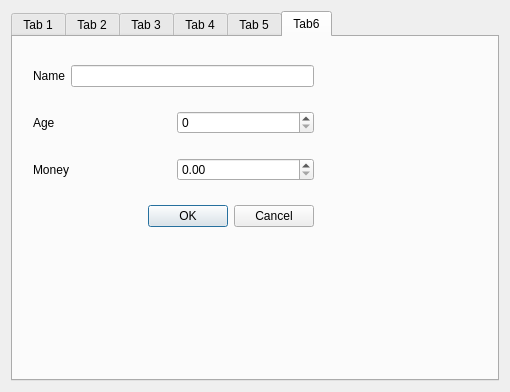
This is Beginner/CombosListsSpinboxYADAYADA/dialog.ui in develooper1994/Qt5WidgetLearning as Qt 5 draws it before an edit. The edited form follows.
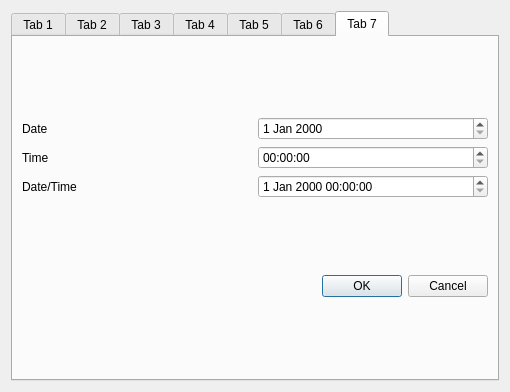
This is the edited form.

Commit message: date, time and datetime has finihed

```diff
--- a/Beginner/CombosListsSpinboxYADAYADA/dialog.ui
+++ b/Beginner/CombosListsSpinboxYADAYADA/dialog.ui
@@ -17,7 +17,7 @@
    <item row="0" column="0">
     <widget class="QTabWidget" name="tabWidget">
      <property name="currentIndex">
-      <number>5</number>
+      <number>6</number>
      </property>
      <widget class="QWidget" name="Combobox">
       <attribute name="title">
@@ -328,7 +328,7 @@
      </widget>
      <widget class="QWidget" name="SpinBox">
       <attribute name="title">
-       <string>Tab6</string>
+       <string>Tab 6</string>
       </attribute>
       <widget class="QWidget" name="layoutWidget">
        <property name="geometry">
@@ -392,6 +392,54 @@
        </layout>
       </widget>
      </widget>
+     <widget class="QWidget" name="DateAndTime">
+      <attribute name="title">
+       <string>Tab 7</string>
+      </attribute>
+      <layout class="QVBoxLayout" name="verticalLayout_8">
+       <item>
+        <layout class="QGridLayout" name="gLayDateAndTime">
+         <item row="0" column="0">
+          <widget class="QLabel" name="lblDate">
+           <property name="text">
+            <string>Date</string>
+           </property>
+          </widget>
+         </item>
+         <item row="0" column="1">
+          <widget class="QDateEdit" name="de"/>
+         </item>
+         <item row="1" column="0">
+          <widget class="QLabel" name="lblTime">
+           <property name="text">
+            <string>Time</string>
+           </property>
+          </widget>
+         </item>
+         <item row="1" column="1">
+          <widget class="QTimeEdit" name="te"/>
+         </item>
+         <item row="2" column="0">
+          <widget class="QLabel" name="lblDateTime">
+           <property name="text">
+            <string>Date/Time</string>
+           </property>
+          </widget>
+         </item>
+         <item row="2" column="1">
+          <widget class="QDateTimeEdit" name="dte"/>
+         </item>
+        </layout>
+       </item>
+       <item>
+        <widget class="QDialogButtonBox" name="btnBoxDateAndTime">
+         <property name="standardButtons">
+          <set>QDialogButtonBox::Cancel|QDialogButtonBox::Ok</set>
+         </property>
+        </widget>
+       </item>
+      </layout>
+     </widget>
     </widget>
    </item>
   </layout>
```
The commit also changes 4 other files.
